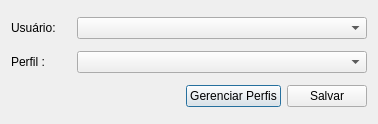
This is uis/addUserProfileProduction.ui in dsgoficial/SAP_Gerente as Qt 5 draws it before an edit. The edited form follows.
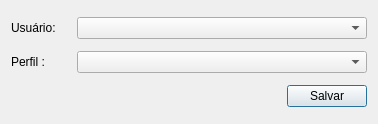
This is the edited form.

```diff
--- a/uis/addUserProfileProduction.ui
+++ b/uis/addUserProfileProduction.ui
@@ -29,13 +29,6 @@
        </property>
       </spacer>
      </item>
-     <item>
-      <widget class="QPushButton" name="userProfileMangerBtn">
-       <property name="text">
-        <string>Gerenciar Perfis</string>
-       </property>
-      </widget>
-     </item>
      <item>
       <widget class="QPushButton" name="saveBtn">
        <property name="text">
```
Left out of the diff: 1 changed line with no effect on the pictures.
